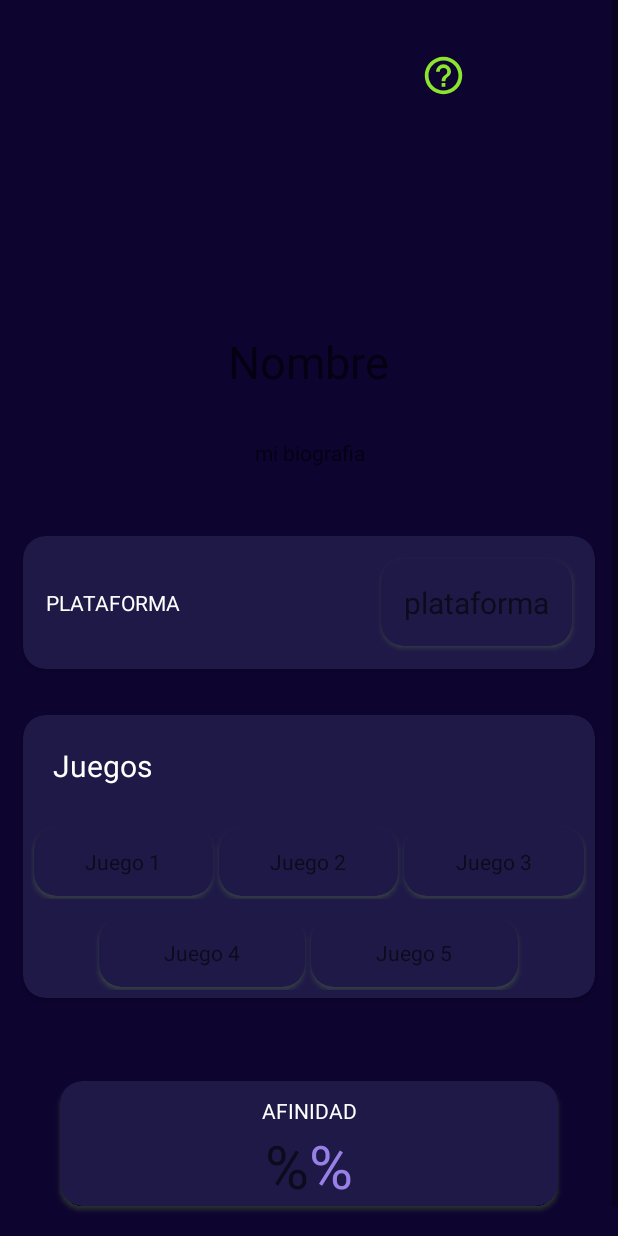
After one commit to JenaroLeal/OMOapp, an Android app: the PerfilAmigos screen opened directly, with no data from a screen before it, on a phone screen of 412 x 824 dp. The commit adds this screen. Run offline under Robolectric (Android 15) with nearby library versions, the phone set to English and light mode, and no system bars; our stand-ins replace CircleImageView, Firebase (no records; nobody signed in at launch, a user with empty details on screens opened directly); pictures from the network do not load.

```diff
--- /dev/null
+++ b/CenecApp/app/src/main/java/com/example/cenecapp/AjustesAmigos.kt
@@ -0,0 +1,11 @@
+package com.example.cenecapp
+
+import androidx.appcompat.app.AppCompatActivity
+import android.os.Bundle
+
+class AjustesAmigos : AppCompatActivity() {
+    override fun onCreate(savedInstanceState: Bundle?) {
+        super.onCreate(savedInstanceState)
+        setContentView(R.layout.activity_ajustes_amigos)
+    }
+}
--- a/CenecApp/app/src/main/java/com/example/cenecapp/AmigosAdapter.kt
+++ b/CenecApp/app/src/main/java/com/example/cenecapp/AmigosAdapter.kt
@@ -32,7 +32,7 @@ class AmigosAdapter(val actividadMadre: Activity, val datos:ArrayList<Usuario>)
         }
 
         holder.verAmigos.setOnClickListener(){
-            val i: Intent = Intent(actividadMadre,Perfil_Jugadores::class.java)
+            val i: Intent = Intent(actividadMadre,PerfilAmigos::class.java)
             val bundle: Bundle = Bundle()
             bundle.putParcelable("usuario",usuario)
             i.putExtras(bundle)
--- /dev/null
+++ b/CenecApp/app/src/main/java/com/example/cenecapp/PerfilAmigos.kt
@@ -0,0 +1,52 @@
+package com.example.cenecapp
+
+import android.content.Intent
+import androidx.appcompat.app.AppCompatActivity
+import android.os.Bundle
+import android.widget.Toast
+import clases.Usuario
+import com.bumptech.glide.Glide
+import com.example.cenecapp.databinding.ActivityPerfilAmigosBinding
+import com.google.firebase.storage.FirebaseStorage
+import de.hdodenhof.circleimageview.CircleImageView
+
+class PerfilAmigos : AppCompatActivity() {
+    lateinit var binding:ActivityPerfilAmigosBinding
+
+    override fun onCreate(savedInstanceState: Bundle?) {
+        super.onCreate(savedInstanceState)
+        binding = ActivityPerfilAmigosBinding.inflate(layoutInflater)
+        setContentView(binding.root)
+
+        val bundle:Bundle?=this.intent.extras
+        var usuario:Usuario?=null
+
+        if(bundle!=null){
+            usuario=bundle.getParcelable<Usuario>("usuario")
+
+            if(usuario!=null){
+
+                var foto: CircleImageView =binding.fotoAmigo
+                val storageRef = FirebaseStorage.getInstance().reference.child("User/"+usuario.email.toString())
+                storageRef.downloadUrl.addOnSuccessListener { uri->
+                    Glide.with(this).load(uri.toString()).into(foto)
+                }
+
+                binding.nombreAmigo.text=usuario.nombre
+                binding.juego1Amigo.text = usuario.juegos[0]
+                binding.juego2Amigo.text = usuario.juegos[1]
+                binding.juego3Amigo.text = usuario.juegos[2]
+                binding.juego4Amigo.text = usuario.juegos[3]
+                binding.juego5Amigo.text = usuario.juegos[4]
+                binding.afinidadAmigo.text=usuario.afinidad.toString()
+                binding.plataformaAmigo.text=usuario.plataforma
+                binding.biografiaAmigo.text=usuario.biografia
+            }
+        }
+
+            binding.opcionesAmigos.setOnClickListener(){
+                val i:Intent = Intent(this, AjustesAmigos::class.java)
+                startActivity(i)
+}
+    }
+}
--- a/CenecApp/app/src/main/java/com/example/cenecapp/PeticionesdeAmistad.kt
+++ b/CenecApp/app/src/main/java/com/example/cenecapp/PeticionesdeAmistad.kt
@@ -95,4 +95,6 @@ class PeticionesdeAmistad : AppCompatActivity() {
     }
 
 
+
+
 }
--- /dev/null
+++ b/CenecApp/app/src/main/res/layout/activity_ajustes_amigos.xml
@@ -0,0 +1,49 @@
+<?xml version="1.0" encoding="utf-8"?>
+<LinearLayout
+    xmlns:android="http://schemas.android.com/apk/res/android"
+    xmlns:app="http://schemas.android.com/apk/res-auto"
+    xmlns:tools="http://schemas.android.com/tools"
+    android:layout_width="match_parent"
+    android:layout_height="match_parent"
+    android:orientation="horizontal"
+    android:background="@color/fondoPantalla"
+    tools:context=".AjustesAmigos">
+
+    <LinearLayout
+        android:layout_width="wrap_content"
+        android:layout_height="wrap_content"
+        android:layout_margin="20dp"
+        android:padding="20dp"
+        android:orientation="vertical">
+        <TextView
+            android:layout_width="wrap_content"
+            android:layout_height="wrap_content"
+            android:text="Denunciar..."
+            android:textColor="@color/blancoOpaco"
+            android:layout_marginTop="10dp">
+        </TextView>
+        <TextView
+            android:layout_width="wrap_content"
+            android:layout_height="wrap_content"
+            android:text="Bloquear"
+            android:textColor="@color/blancoOpaco"
+            android:layout_marginTop="10dp">
+        </TextView>
+        <TextView
+            android:layout_width="wrap_content"
+            android:layout_height="wrap_content"
+            android:text="Información de jugador"
+            android:textColor="@color/blancoOpaco"
+            android:layout_marginTop="10dp">
+        </TextView>
+        <TextView
+            android:layout_width="wrap_content"
+            android:layout_height="wrap_content"
+            android:text="Eliminar"
+            android:textColor="@color/blancoOpaco"
+            android:layout_marginTop="10dp">
+        </TextView>
+
+    </LinearLayout>
+
+</LinearLayout>
--- /dev/null
+++ b/CenecApp/app/src/main/res/layout/activity_perfil_amigos.xml
@@ -0,0 +1,314 @@
+<?xml version="1.0" encoding="utf-8"?>
+<LinearLayout
+    xmlns:android="http://schemas.android.com/apk/res/android"
+    xmlns:app="http://schemas.android.com/apk/res-auto"
+    xmlns:tools="http://schemas.android.com/tools"
+    android:layout_width="match_parent"
+    android:layout_height="match_parent"
+    android:orientation="vertical"
+    android:background="@color/fondoPantalla"
+    tools:context=".PerfilAmigos">
+
+    <LinearLayout
+        android:layout_width="match_parent"
+        android:layout_height="wrap_content"
+        android:orientation="vertical"
+        android:layout_weight="1">
+        <ScrollView
+            android:layout_width="match_parent"
+            android:layout_height="match_parent"
+            android:fillViewport="true"
+            android:orientation="vertical">
+            <LinearLayout
+                android:layout_width="match_parent"
+                android:layout_height="wrap_content"
+                android:orientation="vertical">
+                <LinearLayout
+                    android:layout_width="wrap_content"
+                    android:layout_height="180dp"
+                    android:layout_margin="15dp"
+                    android:orientation="horizontal"
+                    android:layout_gravity="center"
+                    android:layout_marginTop="15dp">
+                    <de.hdodenhof.circleimageview.CircleImageView
+                        android:id="@+id/fotoAmigo"
+                        android:layout_width="180dp"
+                        android:layout_height="match_parent">
+                    </de.hdodenhof.circleimageview.CircleImageView>
+
+                    <LinearLayout
+                        android:layout_width="wrap_content"
+                        android:layout_height="match_parent"
+                        android:paddingTop="10dp"
+                        android:orientation="vertical">
+
+                        <ImageButton
+                            android:id="@+id/opcionesAmigos"
+                            android:layout_width="30dp"
+                            android:layout_height="30dp"
+                            android:layout_gravity="right"
+                            android:layout_marginTop="10dp"
+                            android:background="@drawable/ajusteshelp"></ImageButton>
+
+                        </LinearLayout>
+
+                </LinearLayout>
+
+                <TextView
+                    android:id="@+id/nombreAmigo"
+                    android:layout_width="wrap_content"
+                    android:layout_height="wrap_content"
+                    android:layout_gravity="center"
+                    android:layout_marginTop="10dp"
+                    android:textColor="@color/colorTextos"
+                    android:hint="Nombre"
+                    android:textAlignment="center"
+                    android:textSize="30sp">
+                </TextView>
+                <TextView
+                    android:layout_width="match_parent"
+                    android:layout_height="wrap_content"
+                    android:id="@+id/biografiaAmigo"
+                    android:textAlignment="center"
+                    android:textColor="@color/colorTextos"
+                    android:padding="15dp"
+                    android:layout_margin="15dp"
+                    android:hint="mi biografia"></TextView>
+
+                <androidx.cardview.widget.CardView
+
+                    android:layout_width="match_parent"
+                    android:layout_height="wrap_content"
+                    android:orientation="horizontal"
+                    android:backgroundTint="@color/fondoTarjeta"
+                    android:layout_margin="15dp"
+                    app:cardCornerRadius="15dp"
+                    android:padding="15dp">
+                    <LinearLayout
+                        android:layout_width="match_parent"
+                        android:layout_height="wrap_content"
+                        android:orientation="horizontal">
+                        <TextView
+                            android:layout_width="wrap_content"
+                            android:layout_height="wrap_content"
+                            android:padding="15dp"
+                            android:text="PLATAFORMA"
+                            android:textColor="@color/white"
+                            android:layout_gravity="center"
+                            android:layout_weight="2"></TextView>
+                        <androidx.cardview.widget.CardView
+                            android:layout_width="wrap_content"
+                            android:layout_height="wrap_content"
+                            android:backgroundTint="@color/fondoTarjeta"
+                            android:padding="15dp"
+                            android:layout_margin="15dp"
+                            app:cardCornerRadius="15dp"
+                            android:layout_gravity="center"
+                            android:outlineSpotShadowColor="@color/verdeRecluciente">
+                            <TextView
+                                android:id="@+id/plataformaAmigo"
+                                android:layout_width="wrap_content"
+                                android:layout_height="wrap_content"
+                                android:padding="15dp"
+                                android:textColor="@color/colorTextos"
+                                android:hint="plataforma"
+                                android:textSize="20sp"
+                                android:textAlignment="center"
+                                android:layout_gravity="center"/>
+                        </androidx.cardview.widget.CardView>
+
+                    </LinearLayout>
+
+                </androidx.cardview.widget.CardView>
+                <androidx.cardview.widget.CardView
+                    android:layout_width="match_parent"
+                    android:layout_height="wrap_content"
+                    android:layout_margin="15dp"
+                    android:padding="15dp"
+                    app:cardCornerRadius="15dp"
+                    android:backgroundTint="@color/fondoTarjeta">
+                    <LinearLayout
+                        android:layout_width="match_parent"
+                        android:layout_height="wrap_content"
+                        android:orientation="vertical">
+                        <TextView
+                            android:layout_width="match_parent"
+                            android:layout_height="wrap_content"
+                            android:padding="10dp"
+                            android:layout_margin="10dp"
+                            android:textColor="@color/white"
+                            android:textSize="20sp"
+                            android:text="Juegos">
+                        </TextView>
+                        <LinearLayout
+                            android:layout_width="match_parent"
+                            android:layout_height="50dp"
+                            android:orientation="horizontal"
+                            android:layout_margin="5dp"
+                            android:weightSum="3">
+
+                            <androidx.cardview.widget.CardView
+                                android:layout_width="wrap_content"
+                                android:layout_height="match_parent"
+                                android:backgroundTint="@color/fondoTarjeta"
+                                android:layout_weight="1"
+                                android:layout_margin="2dp"
+                                android:outlineSpotShadowColor="@color/verdeRecluciente"
+                                app:cardCornerRadius="15dp">
+                                <TextView
+                                    android:id="@+id/juego1Amigo"
+                                    android:layout_width="wrap_content"
+                                    android:layout_height="wrap_content"
+                                    android:hint="Juego 1"
+                                    android:textColor="@color/white"
+                                    android:layout_gravity="center"/>
+                            </androidx.cardview.widget.CardView>
+                            <androidx.cardview.widget.CardView
+                                android:layout_width="wrap_content"
+                                android:layout_height="match_parent"
+                                android:backgroundTint="@color/fondoTarjeta"
+                                android:outlineSpotShadowColor="@color/verdeRecluciente"
+                                android:layout_weight="1"
+                                android:layout_margin="2dp"
+                                app:cardCornerRadius="15dp">
+                                <TextView
+                                    android:id="@+id/juego2Amigo"
+                                    android:layout_width="wrap_content"
+                                    android:layout_height="wrap_content"
+                                    android:textColor="@color/white"
+                                    android:hint="Juego 2"
+                                    android:layout_gravity="center"/>
+                            </androidx.cardview.widget.CardView>
+                            <androidx.cardview.widget.CardView
+                                android:layout_width="wrap_content"
+                                android:layout_height="match_parent"
+                                android:backgroundTint="@color/fondoTarjeta"
+                                android:outlineSpotShadowColor="@color/verdeRecluciente"
+                                android:layout_weight="1"
+                                android:layout_margin="2dp"
+                                app:cardCornerRadius="15dp">
+                                <TextView
+                                    android:id="@+id/juego3Amigo"
+                                    android:layout_width="wrap_content"
+                                    android:layout_height="wrap_content"
+                                    android:textColor="@color/white"
+                                    android:hint="Juego 3"
+                                    android:layout_gravity="center"/>
+                            </androidx.cardview.widget.CardView>
+                        </LinearLayout>
+                        <LinearLayout
+                            android:layout_width="match_parent"
+                            android:layout_height="50dp"
+                            android:orientation="horizontal"
+                            android:layout_margin="5dp"
+                            android:weightSum="3"
+                            android:gravity="center">
+                            <androidx.cardview.widget.CardView
+                                android:layout_width="wrap_content"
+                                android:layout_height="match_parent"
+                                android:backgroundTint="@color/fondoTarjeta"
+                                android:outlineSpotShadowColor="@color/verdeRecluciente"
+                                android:layout_weight="1"
+                                android:layout_margin="2dp"
+                                app:cardCornerRadius="15dp">
+                                <TextView
+                                    android:id="@+id/juego4Amigo"
+                                    android:layout_width="wrap_content"
+                                    android:layout_height="wrap_content"
+                                    android:textColor="@color/white"
+                                    android:hint="Juego 4"
+                                    android:layout_gravity="center"/>
+                            </androidx.cardview.widget.CardView>
+                            <androidx.cardview.widget.CardView
+                                android:layout_width="wrap_content"
+                                android:layout_height="match_parent"
+                                android:backgroundTint="@color/fondoTarjeta"
+                                android:outlineSpotShadowColor="@color/verdeRecluciente"
+                                android:layout_weight="1"
+                                android:layout_margin="2dp"
+                                app:cardCornerRadius="15dp">
+                                <TextView
+                                    android:id="@+id/juego5Amigo"
+                                    android:layout_width="wrap_content"
+                                    android:layout_height="wrap_content"
+                                    android:textColor="@color/white"
+                                    android:hint="Juego 5"
+                                    android:layout_gravity="center"/>
+                            </androidx.cardview.widget.CardView>
+                        </LinearLayout>
+
+                    </LinearLayout>
+
+
+                </androidx.cardview.widget.CardView>
+                <LinearLayout
+                    android:layout_width="match_parent"
+                    android:layout_height="wrap_content"
+                    android:orientation="horizontal"
+                    android:layout_margin="10dp"
+                    android:padding="10dp"
+                    android:gravity="center">
+
+                    <androidx.cardview.widget.CardView
+                        android:layout_width="wrap_content"
+                        android:layout_height="wrap_content"
+                        android:layout_margin="20dp"
+                        android:padding="10dp"
+                        app:cardCornerRadius="15dp"
+                        android:layout_weight="2"
+                        android:backgroundTint="@color/fondoTarjeta"
+                        android:outlineSpotShadowColor="@color/verdeRecluciente"
+                        android:layout_gravity="center">
+
+                        <LinearLayout
+                            android:layout_width="match_parent"
+                            android:layout_height="wrap_content"
+                            android:orientation="vertical">
+                            <TextView
+                                android:layout_width="match_parent"
+                                android:layout_height="wrap_content"
+                                android:textAlignment="center"
+                                android:textColor="@color/white"
+                                android:layout_marginTop="10dp"
+                                android:text="AFINIDAD">
+
+                            </TextView>
+                            <LinearLayout
+                                android:layout_width="match_parent"
+                                android:layout_height="wrap_content"
+                                android:orientation="horizontal"
+                                android:gravity="center">
+                                <TextView
+                                    android:id="@+id/afinidadAmigo"
+                                    android:layout_width="wrap_content"
+                                    android:layout_height="wrap_content"
+                                    android:textColor="@color/colorTextos"
+                                    android:textSize="40sp"
+                                    android:textAlignment="center"
+                                    android:hint="%">
+
+                                </TextView>
+                                <TextView
+                                    android:layout_width="wrap_content"
+                                    android:layout_height="wrap_content"
+                                    android:textColor="@color/colorTextos"
+                                    android:textSize="40sp"
+                                    android:textAlignment="center"
+                                    android:text="%">
+                                </TextView>
+                            </LinearLayout>
+
+                        </LinearLayout>
+                    </androidx.cardview.widget.CardView>
+
+
+                </LinearLayout>
+
+            </LinearLayout>
+
+        </ScrollView>
+
+    </LinearLayout>
+
+
+</LinearLayout>
```
Also changed, not shown: CenecApp/app/src/main/AndroidManifest.xml (+14 -0 lines).
